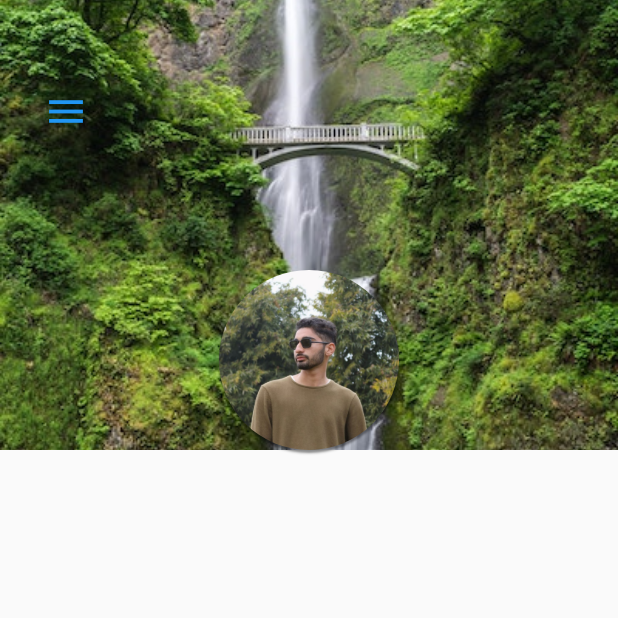
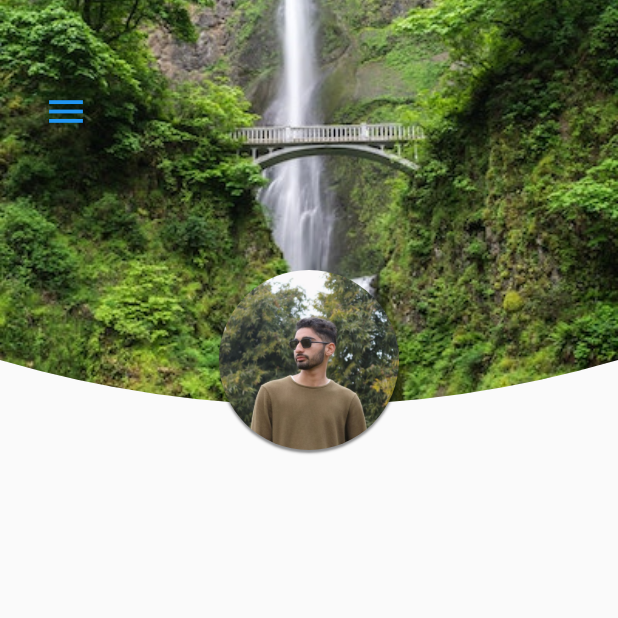
Before and after one commit to offfahad/social-media-app-flutter, a Flutter app: the ProfileScreen screen opened directly, on a phone screen of 412 x 824 dp, the top half of it. Run offline on Flutter 3.47's test engine with Material 2 defaults, Android fonts, the phone set to English and light mode, and no system bars.

Commit message:
profile-clipper-done

```diff
--- a/lib/screens/profile_screen.dart
+++ b/lib/screens/profile_screen.dart
@@ -1,6 +1,7 @@
 import 'package:flutter/material.dart';
 import 'package:social_media_app/models/user_model.dart';
 import 'package:social_media_app/widgets/custom_drawer.dart';
+import 'package:social_media_app/widgets/profile_clipper.dart';
 
 class ProfileScreen extends StatefulWidget {
   const ProfileScreen({required this.user, super.key});
@@ -24,11 +25,14 @@ class _ProfileScreenState extends State<ProfileScreen> {
           Stack(
             alignment: Alignment.center,
             children: [
-              Image(
-                height: 300.0,
-                width: double.infinity,
-                image: AssetImage(widget.user.backgroundImageUrl!),
-                fit: BoxFit.cover,
+              ClipPath(
+                clipper: ProfileClipper(),
+                child: Image(
+                  height: 300.0,
+                  width: double.infinity,
+                  image: AssetImage(widget.user.backgroundImageUrl!),
+                  fit: BoxFit.cover,
+                ),
               ),
               Positioned(
                 top: 50,
--- /dev/null
+++ b/lib/widgets/profile_clipper.dart
@@ -0,0 +1,20 @@
+import 'package:flutter/material.dart';
+
+class ProfileClipper extends CustomClipper<Path>{
+  @override
+  Path getClip(Size size) {
+    Path path = Path();
+    path.lineTo(0, 4 * size.height / 5);
+    Offset curvePoint = Offset(size.width / 2, size.height);
+    Offset endPoint = Offset(size.width, 4*size.height/5);
+    path.quadraticBezierTo(curvePoint.dx, curvePoint.dy, endPoint.dx, endPoint.dy);
+    path.lineTo(size.width, 0);
+    return path;
+  }
+
+  @override
+  bool shouldReclip(covariant CustomClipper<Path> oldClipper) {
+    throw false;
+  }
+
+}
```
